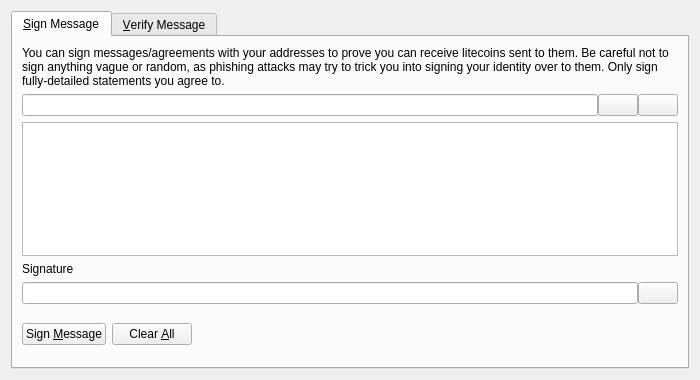
Before: the Qt Designer form src/qt/forms/signverifymessagedialog.ui in otecmichal/kryptokoruna, drawn with Qt 5.
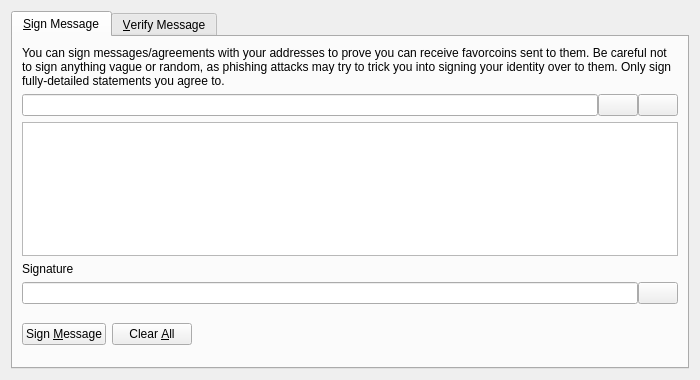
After: the same form once the commit is applied. Icons and pictures are not drawn. Custom widgets are drawn as their Qt base class.

Commit message: renamed litecoin strings

What changed in the file:
```diff
--- a/src/qt/forms/signverifymessagedialog.ui
+++ b/src/qt/forms/signverifymessagedialog.ui
@@ -30,7 +30,7 @@
        <item>
         <widget class="QLabel" name="infoLabel_SM">
          <property name="text">
-          <string>You can sign messages/agreements with your addresses to prove you can receive litecoins sent to them. Be careful not to sign anything vague or random, as phishing attacks may try to trick you into signing your identity over to them. Only sign fully-detailed statements you agree to.</string>
+          <string>You can sign messages/agreements with your addresses to prove you can receive favorcoins sent to them. Be careful not to sign anything vague or random, as phishing attacks may try to trick you into signing your identity over to them. Only sign fully-detailed statements you agree to.</string>
          </property>
          <property name="textFormat">
           <enum>Qt::PlainText</enum>
```
Left out of the diff: 8 changed lines with no effect on the pictures. The commit also changes 210 other files.
